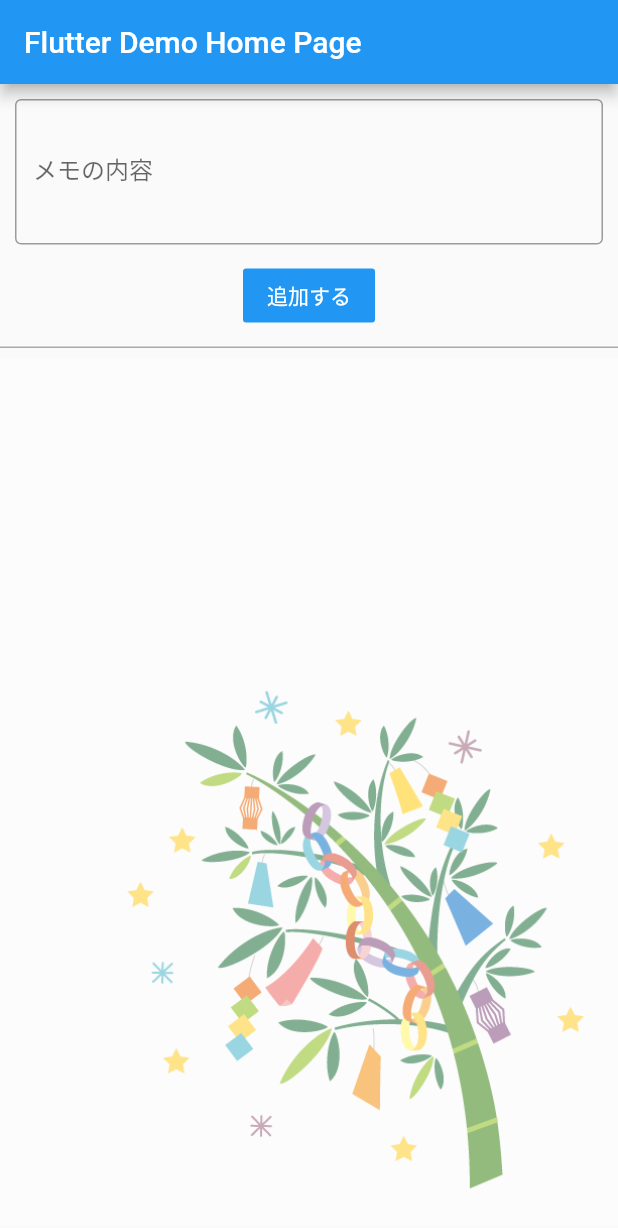
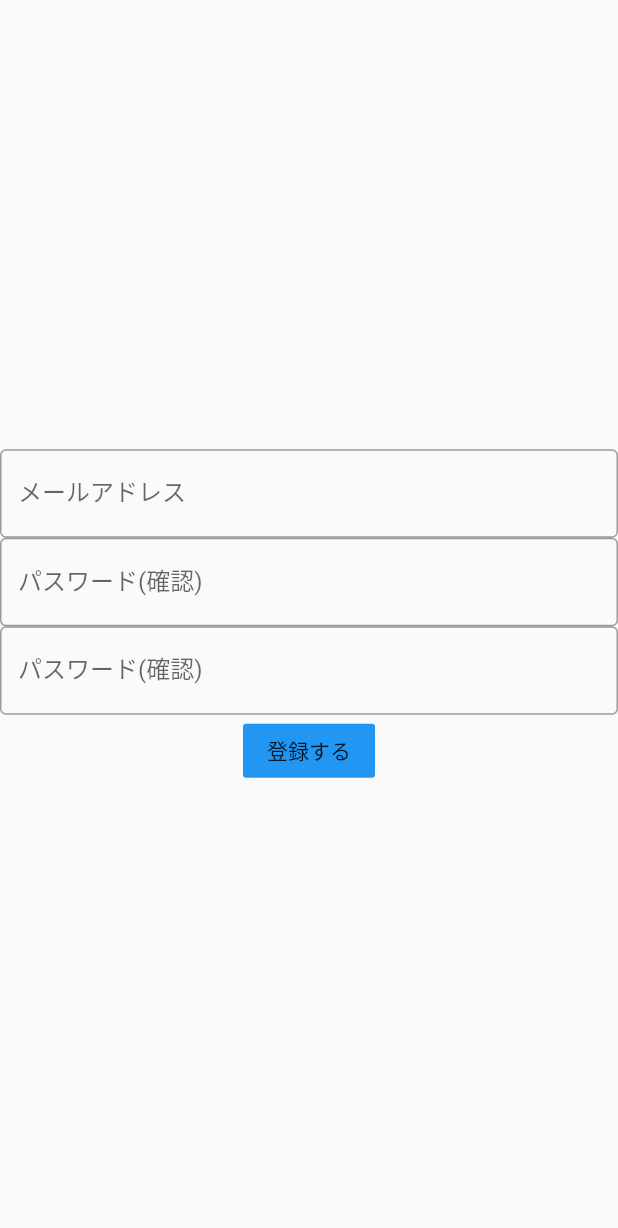
Before and after one commit to ksprout/flutter_tanabata_memo_app, a Flutter app: the screen it shows after launch, on a phone screen of 412 x 824 dp. Shown: the top 1228 px of the screen. Run offline on Flutter 3.47's test engine with Material 2 defaults, Android fonts, the phone set to English and light mode, and no system bars; our stand-ins replace firebase_auth; accounts and stored records are empty.

Commit message:
[Update]ログイン認証を実装した

```diff
--- a/lib/main.dart
+++ b/lib/main.dart
@@ -1,4 +1,6 @@
 import 'package:flutter/material.dart';
+import 'package:firebase_auth/firebase_auth.dart';
+import 'dart:async';
 
 void main() => runApp(MyApp());
 
@@ -10,7 +12,10 @@ class MyApp extends StatelessWidget {
       theme: ThemeData(
         primarySwatch: Colors.blue,
       ),
-      home: MyHomePage(title: 'Flutter Demo Home Page'),
+      home: SignInPage(),
+      routes: <String, WidgetBuilder>{
+        '/memo': (BuildContext context) => MyHomePage(title: 'メモ画面')
+      },
     );
   }
 }
@@ -27,7 +32,28 @@ class MyHomePage extends StatefulWidget {
 class _MyHomePageState extends State<MyHomePage> {
   final List<MemoItem> _items = List();
   final TextEditingController _controller = TextEditingController();
+  final FirebaseAuth _auth = FirebaseAuth.instance;
 
+  Future _login() async {
+    var _result = await _auth.signInAnonymously();
+    if (_result.user != null) {
+      // ログインされた
+      print('ログイン成功');
+    } else {
+      print('ログイン失敗');
+    }
+  }
+
+  Future checkUserID() async {
+    var user = await FirebaseAuth.instance.currentUser();
+    String userId = user.uid;
+  }
+
+  @override
+  void initState() {
+    super.initState();
+    _login();
+  }
 
   @override
   void dispose() {
@@ -157,3 +183,85 @@ class MemoItem extends StatelessWidget {
     );
   }
 }
+
+class SignInPage extends StatefulWidget {
+  @override
+  _SignInPageState createState() => _SignInPageState();
+}
+
+class _SignInPageState extends State<SignInPage> {
+  final TextEditingController _emailController = TextEditingController();
+  final TextEditingController _passwordController = TextEditingController();
+  final TextEditingController _passwordConfirmController = TextEditingController();
+
+  Future _pageTransition() async {
+    if (await FirebaseAuth.instance.currentUser() != null) {
+      Navigator.of(context).pushNamedAndRemoveUntil('/memo', (_) => false);
+    }
+  }
+
+  Future _singUp(String email, String pass) async {
+    if (email.isNotEmpty && pass.isNotEmpty) {
+      var _result = await FirebaseAuth.instance.createUserWithEmailAndPassword(email: email, password: pass);
+      if (_result.user != null) {
+        // ログイン成功
+        Navigator.of(context).pushNamedAndRemoveUntil('/memo', (_) => false);
+      }
+    }
+  }
+
+  @override
+  void initState() {
+    super.initState();
+    _pageTransition();
+  }
+
+  @override
+  Widget build(BuildContext context) {
+    return Scaffold(
+      body: Column(
+        mainAxisSize: MainAxisSize.max,
+        mainAxisAlignment: MainAxisAlignment.center,
+        children: <Widget>[
+          TextField(
+            decoration: InputDecoration(
+              labelText: 'メールアドレス',
+              border: OutlineInputBorder(),
+            ),
+            controller: _emailController,
+            maxLines: 1,
+          ),
+          TextField(
+            obscureText: true,
+            decoration: InputDecoration(
+              labelText: 'パスワード(確認)',
+              border: OutlineInputBorder(),
+            ),
+            controller: _passwordController,
+            maxLines: 1,
+          ),
+          TextField(
+            obscureText: true,
+            decoration: InputDecoration(
+              labelText: 'パスワード(確認)',
+              border: OutlineInputBorder(),
+            ),
+            controller: _passwordConfirmController,
+            maxLines: 1,
+          ),
+          FlatButton(
+            onPressed: () {
+              if (_emailController.text.isNotEmpty && _passwordController.text.isNotEmpty && _passwordController.text == _passwordConfirmController.text) {
+                _singUp(_emailController.text, _passwordController.text);
+              } else {
+                print('入力内容に問題があります');
+              }
+            },
+            color: Colors.blue,
+            child: Text('登録する'),
+          ),
+        ],
+      ),
+    );
+  }
+}
--- a/pubspec.yaml
+++ b/pubspec.yaml
@@ -23,6 +23,8 @@ dependencies:
   # The following adds the Cupertino Icons font to your application.
   # Use with the CupertinoIcons class for iOS style icons.
   cupertino_icons: ^0.1.2
+  # ライブラリはここに追加しよう
+  firebase_auth: ^0.14.0
 
 dev_dependencies:
   flutter_test:
```
Also changed, not shown: pubspec.lock.
